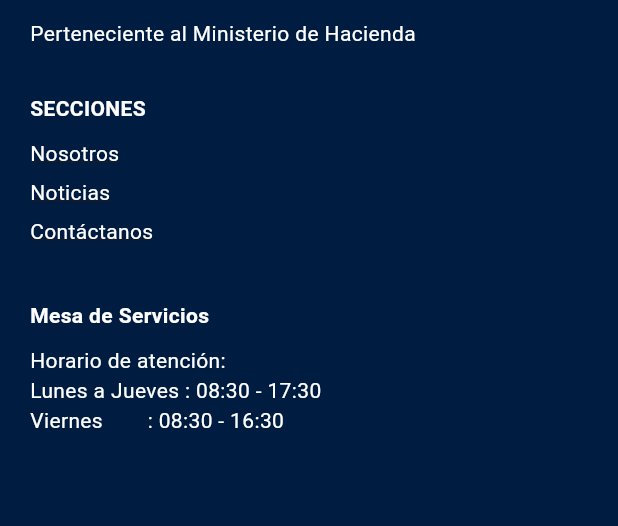
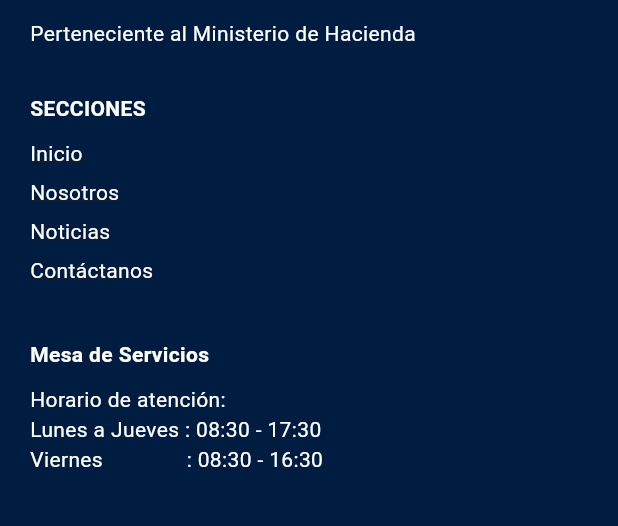
Before and after one commit to matiasvdl/computacion-movil-unidad2, a Flutter app: the FooterGobierno widget shown alone on an empty page, opened directly, on a phone screen of 412 x 824 dp, the part 90-616 px from its top. Run offline on Flutter 3.47's test engine with Material 3 defaults, Android fonts, the phone set to English and light mode, and no system bars.

Commit message:
Se agregó Inicio en secciones footer

```diff
--- a/pantallas_unidad2/lib/widgets/footer_gobierno.dart
+++ b/pantallas_unidad2/lib/widgets/footer_gobierno.dart
@@ -40,6 +40,12 @@
           const SizedBox(height: 10),
 
           _link(
+            'Inicio',
+            onTap: () {
+              Navigator.pushNamed(context, 'inicio');
+            },
+          ),
+          _link(
             'Nosotros',
             onTap: () {
               Navigator.pushNamed(context, 'nosotros');
@@ -74,7 +80,7 @@
           const Text(
             'Horario de atención:\n'
             'Lunes a Jueves : 08:30 - 17:30\n'
-            'Viernes        : 08:30 - 16:30',
+            'Viernes               : 08:30 - 16:30',
             style: TextStyle(color: Colors.white),
           ),
 
```
